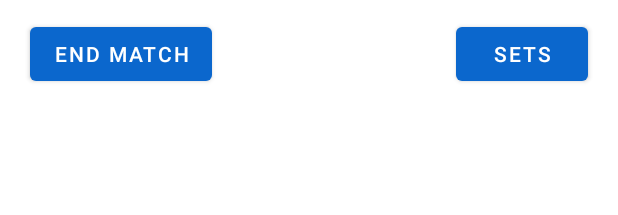
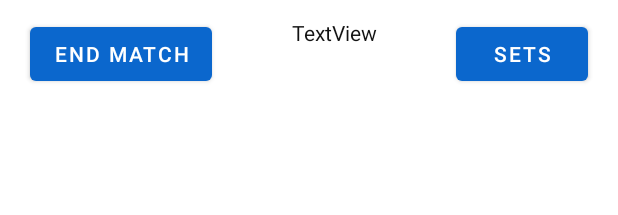
Before and after one commit to etwasmitbaum/Phase10Counter, an Android app: the layout activity_main.xml on its own in the app's theme, with its tools: preview values and no code run, on a phone screen of 412 x 824 dp. Shown: the top 215 px of the screen. Run offline under Robolectric (Android 15) with nearby library versions, the phone set to English and light mode, and no system bars; network calls fail.

Commit message:
updateChecker now uses direct download of new version + added update TextView to in game layout

```diff
--- a/Phase10Counter/app/src/main/java/com/tjEnterprises/phase10Counter/MainActivity.kt
+++ b/Phase10Counter/app/src/main/java/com/tjEnterprises/phase10Counter/MainActivity.kt
@@ -49,9 +49,13 @@ class MainActivity : AppCompatActivity() {
         controller.loadAllData()
         currentLayout = controller.setCorrectView()
         initViews()
+
+        UpdateChecker(applicationContext, this).checkForUpdate(tvUpdate)
     }
 
     private fun initViews() {
+        tvUpdate = findViewById(R.id.tvUpdate)
+        tvUpdate.text = ""
         if (currentLayout == "main") {
             controller.makePlayerRecycler()
 
@@ -72,10 +76,6 @@ class MainActivity : AppCompatActivity() {
             btnAddPlayer = findViewById(R.id.btnAddPlayer)
             tvMessage = findViewById(R.id.tvMessage)
             btnHighscores = findViewById(R.id.btnToHighscore)
-
-            tvUpdate = findViewById(R.id.tvUpdate)
-            tvUpdate.text = ""
-            UpdateChecker(applicationContext, this).checkForUpdate(tvUpdate)
 
             btnWeiter.visibility = View.INVISIBLE
 
--- a/Phase10Counter/app/src/main/java/com/tjEnterprises/phase10Counter/UpdateChecker.kt
+++ b/Phase10Counter/app/src/main/java/com/tjEnterprises/phase10Counter/UpdateChecker.kt
@@ -12,16 +12,14 @@ class UpdateChecker (val con: Context,  val mainActivity: MainActivity) {
 
     private val CURRENT_VERSION = 3
 
-    private lateinit var downloadURL: String
-
     fun checkForUpdate(v: TextView) {
         val queue = Volley.newRequestQueue(this.con)
         val URL = "https://api.github.com/repos/etwasmitbaum/Phase10Counter/releases/latest"
+        val downloadURL = "https://github.com/etwasmitbaum/Phase10Counter/releases/latest/download/Phase10Counter.apk "
         val jsonObjectRequest = JsonObjectRequest(Request.Method.GET, URL, null,
             { response ->
                 val releaseNumber = response.getString("tag_name").filter { it.isDigit() }
                 if(releaseNumber.toInt() > CURRENT_VERSION){
-                    downloadURL = response.getString("html_url")
                     v.text = con.getString(R.string.new_version_click_to_download)
                     v.setOnClickListener {
                         val uri = Uri.parse(downloadURL)
--- a/Phase10Counter/app/src/main/res/layout-land/activity_main.xml
+++ b/Phase10Counter/app/src/main/res/layout-land/activity_main.xml
@@ -16,6 +16,18 @@
         <androidx.constraintlayout.widget.ConstraintLayout
             android:layout_width="match_parent"
             android:layout_height="wrap_content">
+
+            <TextView
+                android:id="@+id/tvUpdate"
+                android:layout_width="0dp"
+                android:layout_height="wrap_content"
+                android:layout_marginStart="8dp"
+                android:layout_marginEnd="8dp"
+                android:text="TextView"
+                app:layout_constraintEnd_toStartOf="@+id/btnPhasenInfo"
+                app:layout_constraintStart_toEndOf="@+id/btnEndMatch"
+                app:layout_constraintTop_toTopOf="@+id/btnEndMatch"
+                android:textAlignment="center"/>
 
             <Button
                 android:id="@+id/btnEndMatch"
--- a/Phase10Counter/app/src/main/res/layout-w600dp-land/activity_main.xml
+++ b/Phase10Counter/app/src/main/res/layout-w600dp-land/activity_main.xml
@@ -16,6 +16,18 @@
         <androidx.constraintlayout.widget.ConstraintLayout
             android:layout_width="match_parent"
             android:layout_height="wrap_content">
+
+            <TextView
+                android:id="@+id/tvUpdate"
+                android:layout_width="0dp"
+                android:layout_height="wrap_content"
+                android:layout_marginStart="8dp"
+                android:layout_marginEnd="8dp"
+                android:text="TextView"
+                app:layout_constraintEnd_toStartOf="@+id/btnPhasenInfo"
+                app:layout_constraintStart_toEndOf="@+id/btnEndMatch"
+                app:layout_constraintTop_toTopOf="@+id/btnEndMatch"
+                android:textAlignment="center"/>
 
             <Button
                 android:id="@+id/btnEndMatch"
--- a/Phase10Counter/app/src/main/res/layout/activity_main.xml
+++ b/Phase10Counter/app/src/main/res/layout/activity_main.xml
@@ -16,6 +16,18 @@
         <androidx.constraintlayout.widget.ConstraintLayout
             android:layout_width="match_parent"
             android:layout_height="wrap_content">
+
+            <TextView
+                android:id="@+id/tvUpdate"
+                android:layout_width="0dp"
+                android:layout_height="wrap_content"
+                android:layout_marginStart="8dp"
+                android:layout_marginEnd="8dp"
+                android:text="TextView"
+                app:layout_constraintEnd_toStartOf="@+id/btnPhasenInfo"
+                app:layout_constraintStart_toEndOf="@+id/btnEndMatch"
+                app:layout_constraintTop_toTopOf="@+id/btnEndMatch"
+                android:textAlignment="center"/>
 
             <Button
                 android:id="@+id/btnEndMatch"
```
